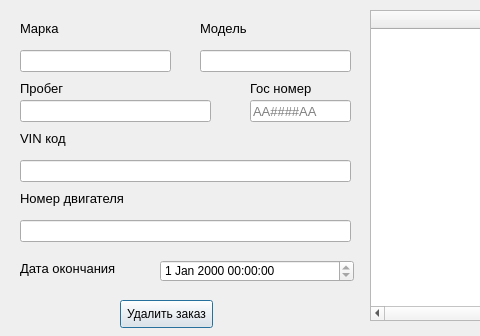
First picture: the form in ui/order_status.ui, repository Tr0ub1e/Izbushka, before the edit; both pictures show x 0 to 480 and y 0 to 336 of the 1120 by 336 pixel window.
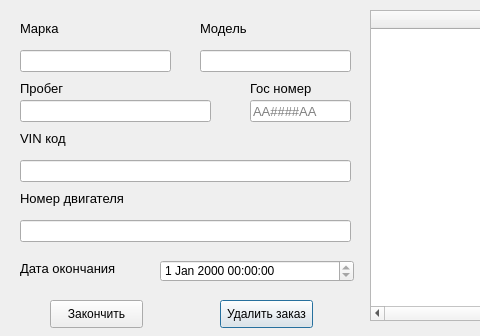
Second picture: the form after the edit.

```diff
--- a/ui/order_status.ui
+++ b/ui/order_status.ui
@@ -302,7 +302,7 @@
   <widget class="QPushButton" name="delZakaz">
    <property name="geometry">
     <rect>
-     <x>120</x>
+     <x>220</x>
      <y>300</y>
      <width>93</width>
      <height>28</height>
@@ -321,6 +321,19 @@
     <bool>false</bool>
    </property>
   </widget>
+  <widget class="QPushButton" name="finishZak">
+   <property name="geometry">
+    <rect>
+     <x>50</x>
+     <y>300</y>
+     <width>93</width>
+     <height>28</height>
+    </rect>
+   </property>
+   <property name="text">
+    <string>Закончить</string>
+   </property>
+  </widget>
  </widget>
  <resources/>
  <connections/>
```
